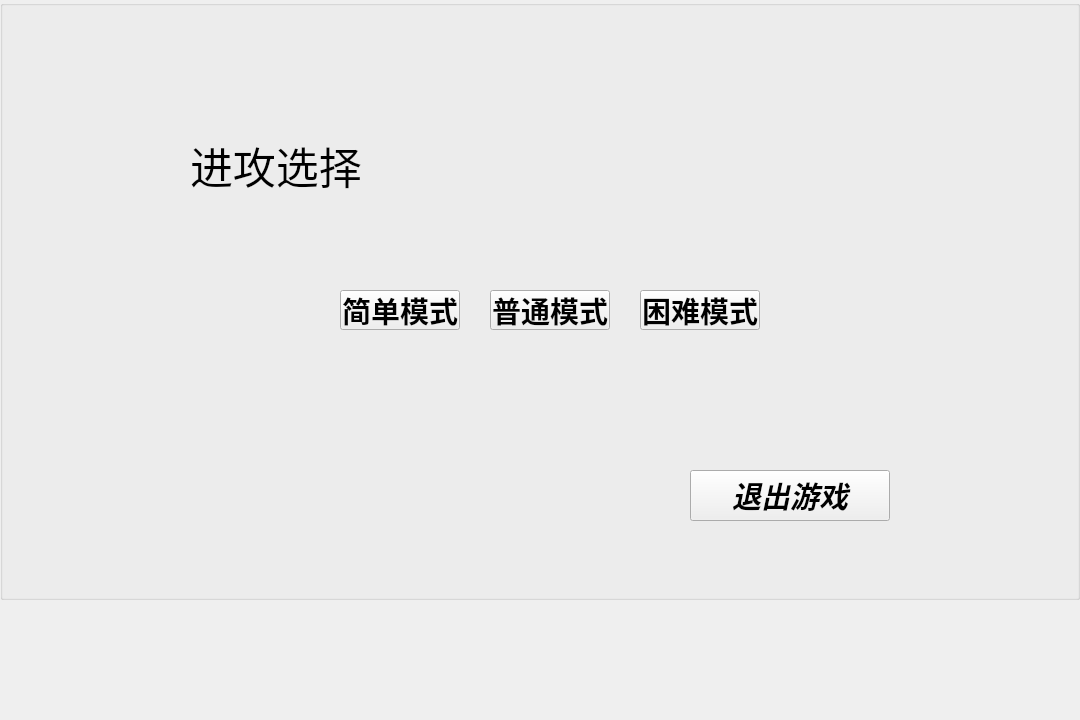
This is mainpage.ui in crystalsugarhawthorn/geometry-game as Qt 5 draws it before an edit. The edited form follows.
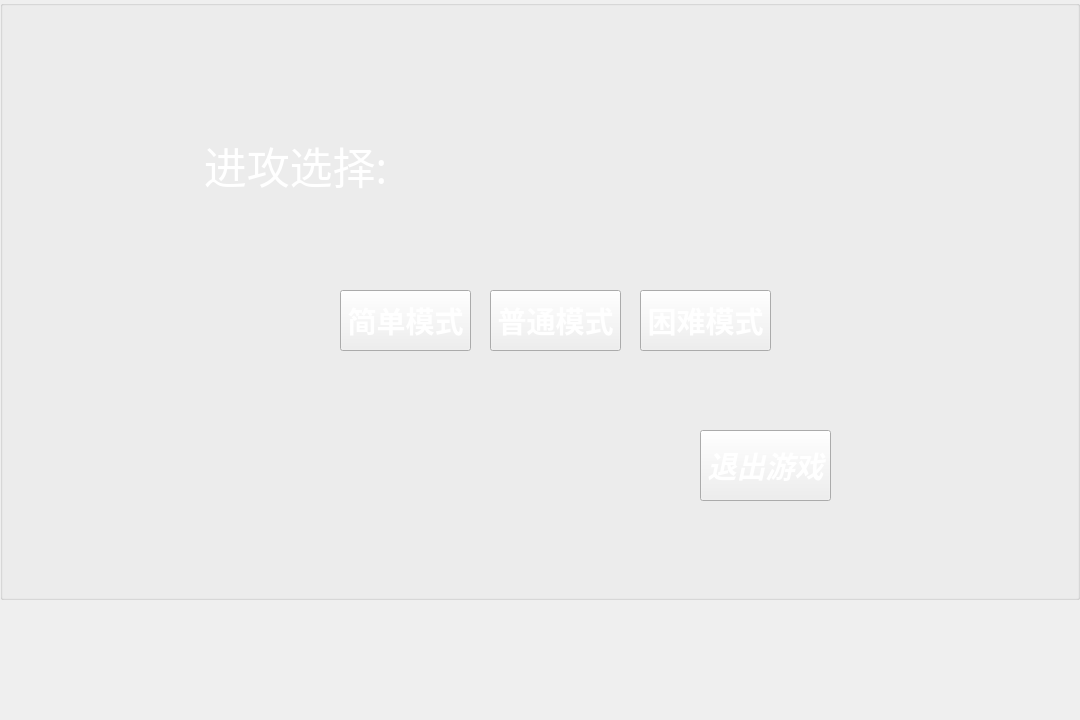
This is the edited form. Icons and pictures are not drawn.

Commit message: 第三次上传，完善了ui界面，将关卡选择增加至3个，难度不同，但是没能加入音乐播放器和数据库，cmakelists.txt文件不能导包

What changed in the file:
```diff
--- a/mainpage.ui
+++ b/mainpage.ui
@@ -28,10 +28,10 @@
    <widget class="QLabel" name="label_2">
     <property name="geometry">
      <rect>
-      <x>190</x>
-      <y>130</y>
-      <width>201</width>
-      <height>71</height>
+      <x>200</x>
+      <y>120</y>
+      <width>191</width>
+      <height>91</height>
      </rect>
     </property>
     <property name="font">
@@ -41,8 +41,15 @@
       <bold>false</bold>
      </font>
     </property>
+    <property name="styleSheet">
+     <string notr="true">border-image: url(:/img/button.png);
+color: qlineargradient(spread:pad, x1:0.494682, y1:0.0568182, x2:0.528409, y2:0.840909, stop:0 rgba(155, 155, 155, 255), stop:1 rgba(255, 255, 255, 255));</string>
+    </property>
     <property name="text">
-     <string>进攻选择</string>
+     <string>进攻选择:</string>
+    </property>
+    <property name="alignment">
+     <set>Qt::AlignCenter</set>
     </property>
    </widget>
    <widget class="QPushButton" name="pushButton_1">
@@ -50,8 +57,8 @@
      <rect>
       <x>340</x>
       <y>290</y>
-      <width>120</width>
-      <height>40</height>
+      <width>131</width>
+      <height>61</height>
      </rect>
     </property>
     <property name="font">
@@ -62,6 +69,10 @@
       <bold>true</bold>
      </font>
     </property>
+    <property name="styleSheet">
+     <string notr="true">border-image: url(:/img/button.png);
+color: qlineargradient(spread:pad, x1:0.494682, y1:0.0568182, x2:0.528409, y2:0.840909, stop:0 rgba(155, 155, 155, 255), stop:1 rgba(255, 255, 255, 255));</string>
+    </property>
     <property name="text">
      <string>简单模式</string>
     </property>
@@ -71,8 +82,8 @@
      <rect>
       <x>490</x>
       <y>290</y>
-      <width>120</width>
-      <height>40</height>
+      <width>131</width>
+      <height>61</height>
      </rect>
     </property>
     <property name="font">
@@ -83,6 +94,10 @@
       <bold>true</bold>
      </font>
     </property>
+    <property name="styleSheet">
+     <string notr="true">border-image: url(:/img/button.png);
+color: qlineargradient(spread:pad, x1:0.494682, y1:0.0568182, x2:0.528409, y2:0.840909, stop:0 rgba(155, 155, 155, 255), stop:1 rgba(255, 255, 255, 255));</string>
+    </property>
     <property name="text">
      <string>普通模式</string>
     </property>
@@ -92,8 +107,8 @@
      <rect>
       <x>640</x>
       <y>290</y>
-      <width>120</width>
-      <height>40</height>
+      <width>131</width>
+      <height>61</height>
      </rect>
     </property>
     <property name="font">
@@ -104,6 +119,10 @@
       <bold>true</bold>
      </font>
     </property>
+    <property name="styleSheet">
+     <string notr="true">border-image: url(:/img/button.png);
+color: qlineargradient(spread:pad, x1:0.494682, y1:0.0568182, x2:0.528409, y2:0.840909, stop:0 rgba(155, 155, 155, 255), stop:1 rgba(255, 255, 255, 255));</string>
+    </property>
     <property name="text">
      <string>困难模式</string>
     </property>
@@ -111,10 +130,10 @@
    <widget class="QPushButton" name="pushButton_4">
     <property name="geometry">
      <rect>
-      <x>690</x>
-      <y>470</y>
-      <width>200</width>
-      <height>51</height>
+      <x>700</x>
+      <y>430</y>
+      <width>131</width>
+      <height>71</height>
      </rect>
     </property>
     <property name="font">
@@ -125,6 +144,10 @@
       <bold>true</bold>
      </font>
     </property>
+    <property name="styleSheet">
+     <string notr="true">border-image: url(:/img/button.png);
+color: qlineargradient(spread:pad, x1:0.494682, y1:0.0568182, x2:0.528409, y2:0.840909, stop:0 rgba(155, 155, 155, 255), stop:1 rgba(255, 255, 255, 255));</string>
+    </property>
     <property name="text">
      <string>退出游戏</string>
     </property>
```
The commit also changes 51 other files.
